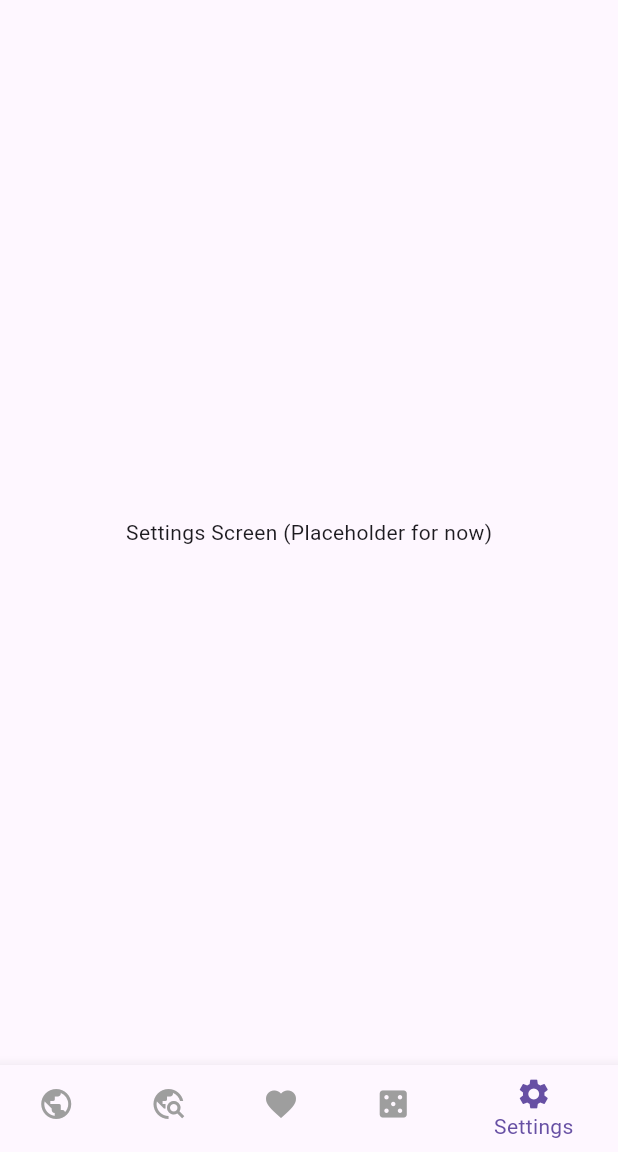
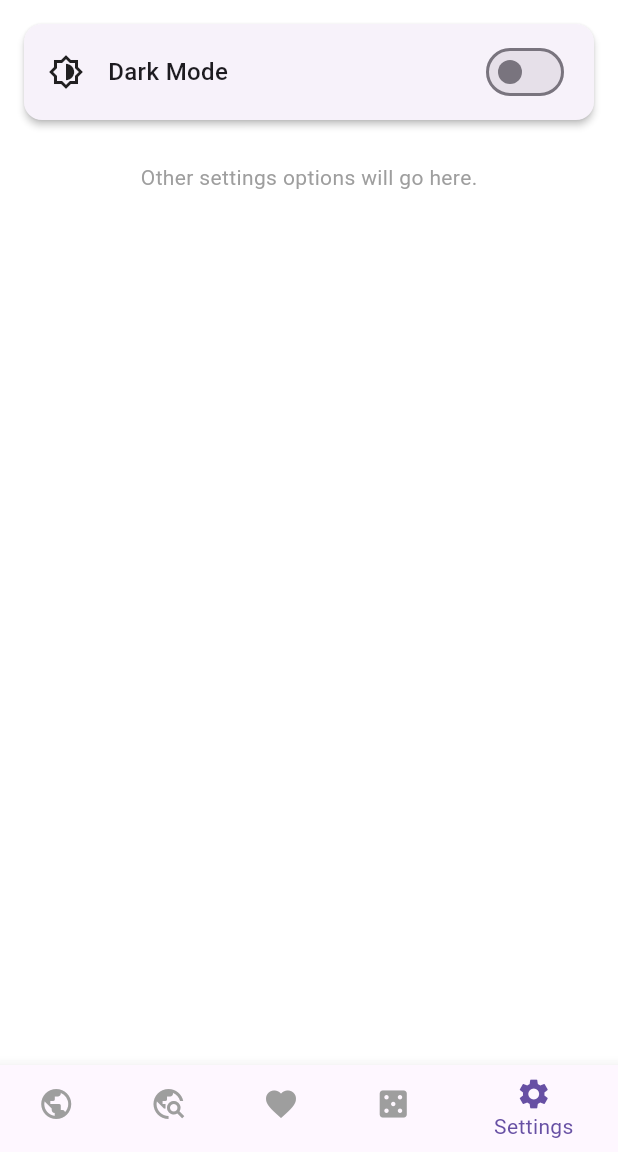
Before and after one commit to HaiderBey/country-explorer, a Flutter app: the screen it shows after launch, item 5 of the bottom bar chosen, on a phone screen of 412 x 824 dp, the part 84-1236 px from its top. Run offline on Flutter 3.47's test engine with Material 3 defaults, Android fonts, the phone set to English and light mode, and no system bars; our stand-ins replace flutter_svg, shared_preferences; network calls fail.

Commit message:
V 0.5.1: User can now switch between Dark/Light Theme from settings

```diff
--- a/lib/main.dart
+++ b/lib/main.dart
@@ -1,4 +1,5 @@
 import 'package:bolden/providers/country_provider.dart';
+import 'package:bolden/providers/theme_provider.dart';
 import 'package:bolden/screens/main_navigator.dart';
 import 'package:flutter/material.dart';
 import 'package:provider/provider.dart';
@@ -6,7 +7,9 @@ import 'package:provider/provider.dart';
 void main() {
   runApp(
     MultiProvider(
-      providers: [ChangeNotifierProvider(create: (_) => CountryProvider()),
+      providers: [
+        ChangeNotifierProvider(create: (_) => CountryProvider()),
+        ChangeNotifierProvider(create: (_) => ThemeProvider()),
       ],
       child: const Bolden(),
     ),
@@ -16,22 +19,63 @@ void main() {
 class Bolden extends StatelessWidget {
   const Bolden({super.key});
 
-  @override
-  Widget build(BuildContext context) {
-    return MaterialApp(
-      title: 'Bolden',
-      debugShowCheckedModeBanner: false,
-      //ThemeData for Dark/Light Themes
-      theme: ThemeData(
+  ThemeData _lightTheme() {
+    return ThemeData(
+      brightness: Brightness.light,
       primarySwatch: Colors.blue,
       visualDensity: VisualDensity.adaptivePlatformDensity,
+      scaffoldBackgroundColor: Colors.white,
+      cardColor: Colors.white,
       appBarTheme: const AppBarTheme(
         elevation: 0,
         backgroundColor: Colors.white,
         foregroundColor: Colors.black,
       ),
+      bottomNavigationBarTheme: const BottomNavigationBarThemeData(
+        backgroundColor: Colors.white,
+        selectedItemColor: Colors.blue,
+        unselectedItemColor: Colors.grey,
       ),
+    );
+  }
+
+  ThemeData _darkTheme() {
+    return ThemeData(
+      brightness: Brightness.dark,
+      primarySwatch: Colors.blue,
+      visualDensity: VisualDensity.adaptivePlatformDensity,
+      scaffoldBackgroundColor: const Color(0xFF121212),
+      cardColor: const Color(0xFF1E1E1E),
+      appBarTheme: AppBarTheme(
+        elevation: 0,
+        backgroundColor: const Color(0xFF1E1E1E),
+        foregroundColor: Colors.white,
+      ),
+      bottomNavigationBarTheme: const BottomNavigationBarThemeData(
+        backgroundColor: Color(0xFF1E1E1E),
+        selectedItemColor: Colors.blueAccent,
+        unselectedItemColor: Colors.white70,
+      ),
+      inputDecorationTheme: InputDecorationTheme(
+        fillColor: Colors.grey.shade800,
+        filled: true,
+      ),
+    );
+  }
+
+  @override
+  Widget build(BuildContext context) {
+    return Consumer<ThemeProvider>(
+      builder: (context, themeProvider, child) {
+        return MaterialApp(
+          debugShowCheckedModeBanner: false,
+          title: 'Bolden',
+          themeMode: themeProvider.themeMode,
+          theme: _lightTheme(),
+          darkTheme: _darkTheme(),
           home: const MainNavigator(),
+        );
+      },
     );
   }
 }
--- a/lib/models/country.dart
+++ b/lib/models/country.dart
@@ -79,7 +79,7 @@ class Country {
       population: 1,
       borders: ['Null', 'Undefined', 'StackOverflow'],
       currencies: [
-        Currency(code: 'ELC', name: 'Electricity', symbol: '⚡')
+        Currency(code: 'ELC', name: 'Electricity', symbol: '')
       ],
       languages: ['Binary']
     );
--- /dev/null
+++ b/lib/providers/theme_provider.dart
@@ -0,0 +1,30 @@
+import 'package:flutter/material.dart';
+import 'package:shared_preferences/shared_preferences.dart';
+
+class ThemeProvider extends ChangeNotifier {
+  static const String _themeKey = 'isDarkMode';
+
+  ThemeMode _themeMode = ThemeMode.light;
+
+  ThemeMode get themeMode => _themeMode;
+
+  ThemeProvider() {
+    _loadThemePreference();
+  }
+
+  void _loadThemePreference() async {
+    final prefs = await SharedPreferences.getInstance();
+    final isDarkMode = prefs.getBool(_themeKey) ?? false;
+
+    _themeMode = isDarkMode ? ThemeMode.dark : ThemeMode.light;
+    notifyListeners();
+  }
+
+  void toggleTheme(bool isDark) async {
+    final prefs = await SharedPreferences.getInstance();
+
+    _themeMode = isDark ? ThemeMode.dark : ThemeMode.light;
+    await prefs.setBool(_themeKey, isDark);
+    notifyListeners();
+  }
+}
--- a/lib/screens/settings_screen.dart
+++ b/lib/screens/settings_screen.dart
@@ -1,12 +1,62 @@
+import 'package:bolden/providers/theme_provider.dart';
 import 'package:flutter/material.dart';
+import 'package:provider/provider.dart';
 
 class SettingsScreen extends StatelessWidget {
   const SettingsScreen({super.key});
 
   @override
   Widget build(BuildContext context) {
-    return const Center(
-      child: Text('Settings Screen (Placeholder for now)'),
+    return Consumer<ThemeProvider>(
+      builder: (context, themeProvider, child) {
+        // Check if the current theme is Dark mode
+        final isDarkMode = themeProvider.themeMode == ThemeMode.dark;
+
+        return ListView(
+          padding: const EdgeInsets.all(16.0),
+          children: <Widget>[
+            // Theme Switching Tile
+            Card(
+              elevation: 2,
+              margin: const EdgeInsets.only(bottom: 8.0),
+              child: Padding(
+                padding: const EdgeInsets.symmetric(vertical: 8.0, horizontal: 16.0),
+                child: Row(
+                  mainAxisAlignment: MainAxisAlignment.spaceBetween,
+                  children: [
+                    const Row(
+                      children: [
+                        Icon(Icons.brightness_6_outlined),
+                        SizedBox(width: 16),
+                        Text(
+                          'Dark Mode',
+                          style: TextStyle(fontSize: 16, fontWeight: FontWeight.w500),
+                        ),
+                      ],
+                    ),
+                    Switch(
+                      value: isDarkMode,
+                      onChanged: (bool value) {
+                        themeProvider.toggleTheme(value);
+                      },
+                    ),
+                  ],
+                ),
+              ),
+            ),
+
+            const SizedBox(height: 20),
+
+            // Placeholder for other settings
+            const Center(
+              child: Text(
+                'Other settings options will go here.',
+                style: TextStyle(color: Colors.grey),
+              ),
+            ),
+          ],
+        );
+      },
     );
   }
 }
--- a/pubspec.yaml
+++ b/pubspec.yaml
@@ -12,6 +12,7 @@ dependencies:
   http: ^1.6.0
   provider: ^6.1.5
   flutter_svg: ^2.2.3
+  shared_preferences: ^2.5.3
 
 dev_dependencies:
   flutter_test:
```
Also changed, not shown: pubspec.lock, 1 other file. Lines whose indentation alone changed are shown as unchanged.
